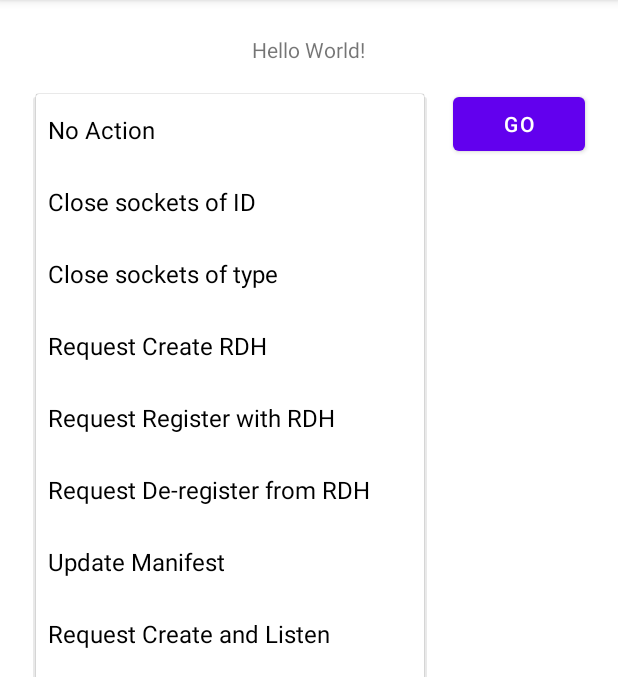
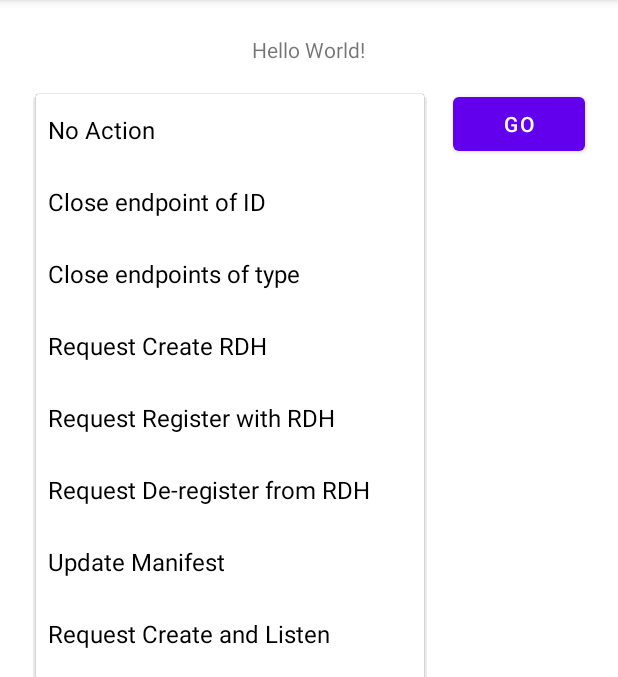
Before and after one commit to J2G8W/UbiFormSkeletonKey, an Android app: the SocketList screen opened directly, with no data from a screen before it, after a tap on "No Action", on a phone screen of 412 x 824 dp, the part 84-761 px from its top. Run offline under Robolectric (Android 15) with nearby library versions, the phone set to English and light mode, and no system bars; 6 statements that could not run were skipped.

Commit message:
Make text better

```diff
--- a/app/src/main/res/values/strings.xml
+++ b/app/src/main/res/values/strings.xml
@@ -23,8 +23,8 @@
     </string-array>
     <string-array name="socket_action_options">
         <item>No Action</item>
-        <item>Close sockets of ID</item>
-        <item>Close sockets of type</item>
+        <item>Close endpoint of ID</item>
+        <item>Close endpoints of type</item>
         <item>Request Create RDH</item>
         <item>Request Register with RDH</item>
         <item>Request De-register from RDH</item>
```
